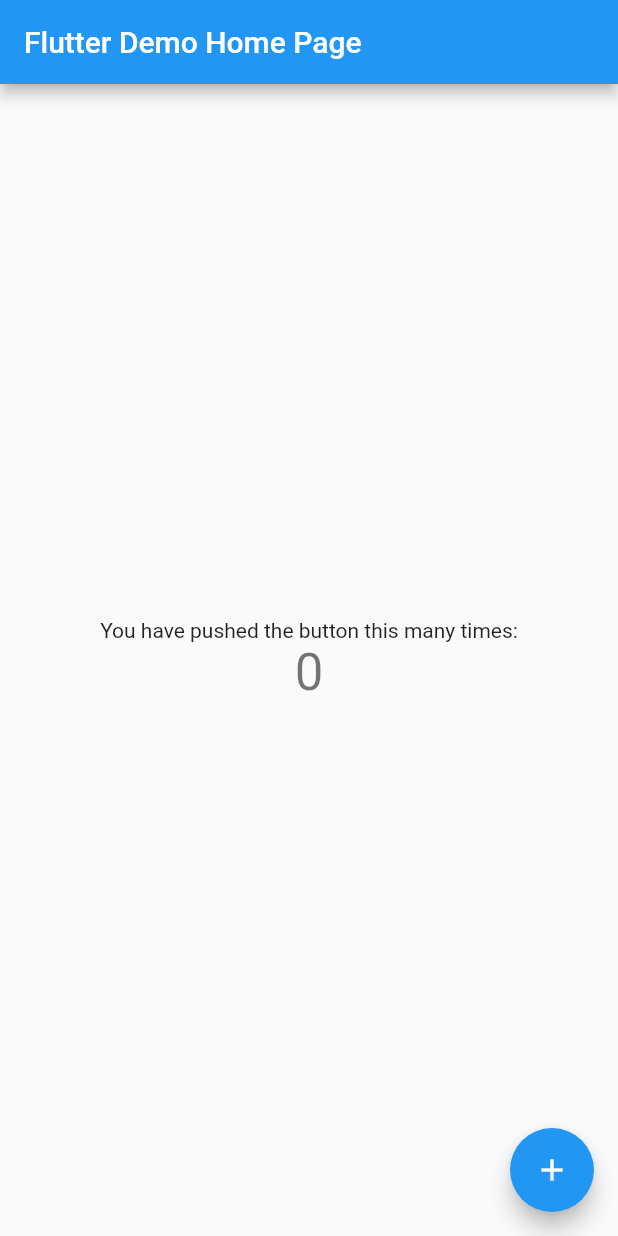
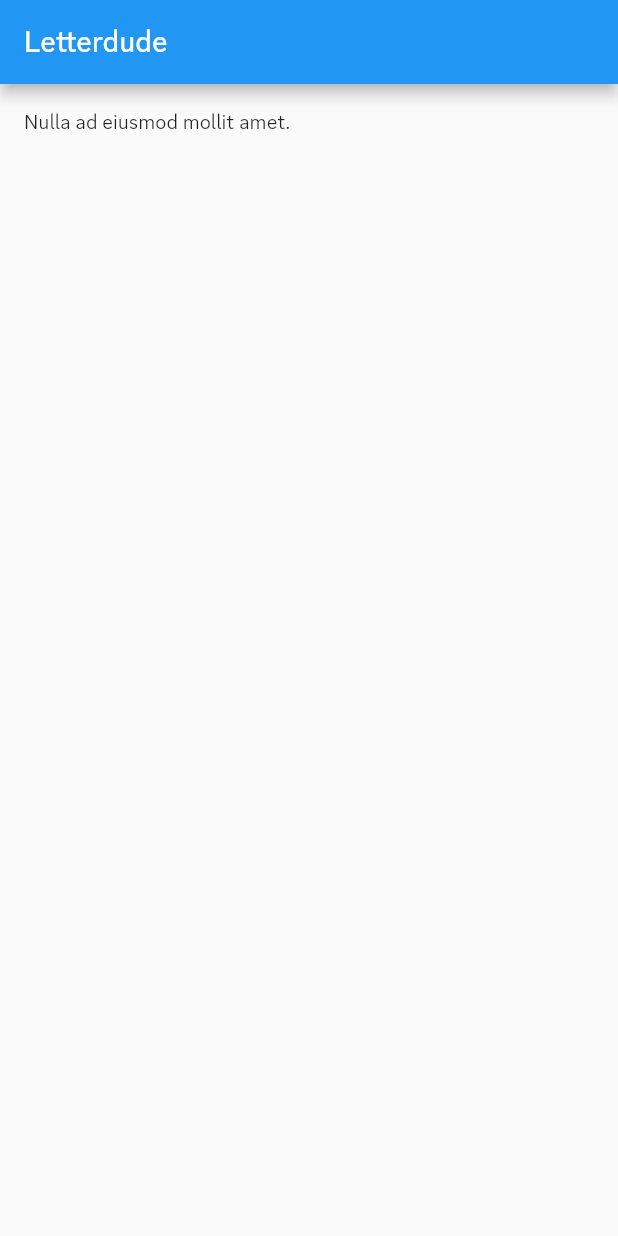
Before and after one commit to letterdude-org/letterdude, a Flutter app: the screen it shows after launch, on a phone screen of 412 x 824 dp. Run offline on Flutter 3.47's test engine with Material 2 defaults, Android fonts, the phone set to English and light mode, and no system bars.

Commit message:
chore: flutter 1.13, font, lint

```diff
--- /dev/null
+++ b/lib/core/app.dart
@@ -0,0 +1,18 @@
+import 'package:flutter/material.dart';
+import 'package:letterdude/pages/home_page.dart';
+import 'package:letterdude/utils/constants.dart';
+
+class App extends StatelessWidget {
+  const App({super.key});
+
+  @override
+  Widget build(BuildContext context) {
+    return MaterialApp(
+      title: Constants.appName,
+      theme: ThemeData(fontFamily: 'gg sans'),
+      routes: {
+        HomePage.route: (context) => const HomePage(),
+      },
+    );
+  }
+}
--- a/lib/main.dart
+++ b/lib/main.dart
@@ -1,115 +1,6 @@
 import 'package:flutter/material.dart';
+import 'package:letterdude/core/app.dart';
 
 void main() {
-  runApp(const MyApp());
+  runApp(const App());
 }
-
-class MyApp extends StatelessWidget {
-  const MyApp({super.key});
-
-  // This widget is the root of your application.
-  @override
-  Widget build(BuildContext context) {
-    return MaterialApp(
-      title: 'Flutter Demo',
-      theme: ThemeData(
-        // This is the theme of your application.
-        //
-        // Try running your application with "flutter run". You'll see the
-        // application has a blue toolbar. Then, without quitting the app, try
-        // changing the primarySwatch below to Colors.green and then invoke
-        // "hot reload" (press "r" in the console where you ran "flutter run",
-        // or simply save your changes to "hot reload" in a Flutter IDE).
-        // Notice that the counter didn't reset back to zero; the application
-        // is not restarted.
-        primarySwatch: Colors.blue,
-      ),
-      home: const MyHomePage(title: 'Flutter Demo Home Page'),
-    );
-  }
-}
-
-class MyHomePage extends StatefulWidget {
-  const MyHomePage({super.key, required this.title});
-
-  // This widget is the home page of your application. It is stateful, meaning
-  // that it has a State object (defined below) that contains fields that affect
-  // how it looks.
-
-  // This class is the configuration for the state. It holds the values (in this
-  // case the title) provided by the parent (in this case the App widget) and
-  // used by the build method of the State. Fields in a Widget subclass are
-  // always marked "final".
-
-  final String title;
-
-  @override
-  State<MyHomePage> createState() => _MyHomePageState();
-}
-
-class _MyHomePageState extends State<MyHomePage> {
-  int _counter = 0;
-
-  void _incrementCounter() {
-    setState(() {
-      // This call to setState tells the Flutter framework that something has
-      // changed in this State, which causes it to rerun the build method below
-      // so that the display can reflect the updated values. If we changed
-      // _counter without calling setState(), then the build method would not be
-      // called again, and so nothing would appear to happen.
-      _counter++;
-    });
-  }
-
-  @override
-  Widget build(BuildContext context) {
-    // This method is rerun every time setState is called, for instance as done
-    // by the _incrementCounter method above.
-    //
-    // The Flutter framework has been optimized to make rerunning build methods
-    // fast, so that you can just rebuild anything that needs updating rather
-    // than having to individually change instances of widgets.
-    return Scaffold(
-      appBar: AppBar(
-        // Here we take the value from the MyHomePage object that was created by
-        // the App.build method, and use it to set our appbar title.
-        title: Text(widget.title),
-      ),
-      body: Center(
-        // Center is a layout widget. It takes a single child and positions it
-        // in the middle of the parent.
-        child: Column(
-          // Column is also a layout widget. It takes a list of children and
-          // arranges them vertically. By default, it sizes itself to fit its
-          // children horizontally, and tries to be as tall as its parent.
-          //
-          // Invoke "debug painting" (press "p" in the console, choose the
-          // "Toggle Debug Paint" action from the Flutter Inspector in Android
-          // Studio, or the "Toggle Debug Paint" command in Visual Studio Code)
-          // to see the wireframe for each widget.
-          //
-          // Column has various properties to control how it sizes itself and
-          // how it positions its children. Here we use mainAxisAlignment to
-          // center the children vertically; the main axis here is the vertical
-          // axis because Columns are vertical (the cross axis would be
-          // horizontal).
-          mainAxisAlignment: MainAxisAlignment.center,
-          children: <Widget>[
-            const Text(
-              'You have pushed the button this many times:',
-            ),
-            Text(
-              '$_counter',
-              style: Theme.of(context).textTheme.headlineMedium,
-            ),
-          ],
-        ),
-      ),
-      floatingActionButton: FloatingActionButton(
-        onPressed: _incrementCounter,
-        tooltip: 'Increment',
-        child: const Icon(Icons.add),
-      ), // This trailing comma makes auto-formatting nicer for build methods.
-    );
-  }
-}
--- /dev/null
+++ b/lib/pages/home_page.dart
@@ -0,0 +1,19 @@
+import 'package:flutter/material.dart';
+import 'package:letterdude/utils/constants.dart';
+
+class HomePage extends StatelessWidget {
+  const HomePage({super.key});
+
+  static const route = '/';
+
+  @override
+  Widget build(BuildContext context) {
+    return Scaffold(
+      appBar: AppBar(title: const Text(Constants.appName)),
+      body: const Padding(
+        padding: EdgeInsets.all(16),
+        child: Text('Nulla ad eiusmod mollit amet.'),
+      ),
+    );
+  }
+}
--- /dev/null
+++ b/lib/utils/constants.dart
@@ -0,0 +1,3 @@
+class Constants {
+  static const appName = 'Letterdude';
+}
```
Also changed, not shown: analysis_options.yaml (+8 -5 lines), pubspec.yaml (+18 -72 lines), assets/fonts/gg-sans/gg-sans-Bold.ttf (added), assets/fonts/gg-sans/gg-sans-Medium.ttf (added), assets/fonts/gg-sans/gg-sans-Regular.ttf (added), assets/fonts/gg-sans/gg-sans-SemiBold.ttf (added), pubspec.lock, 27 other files.
